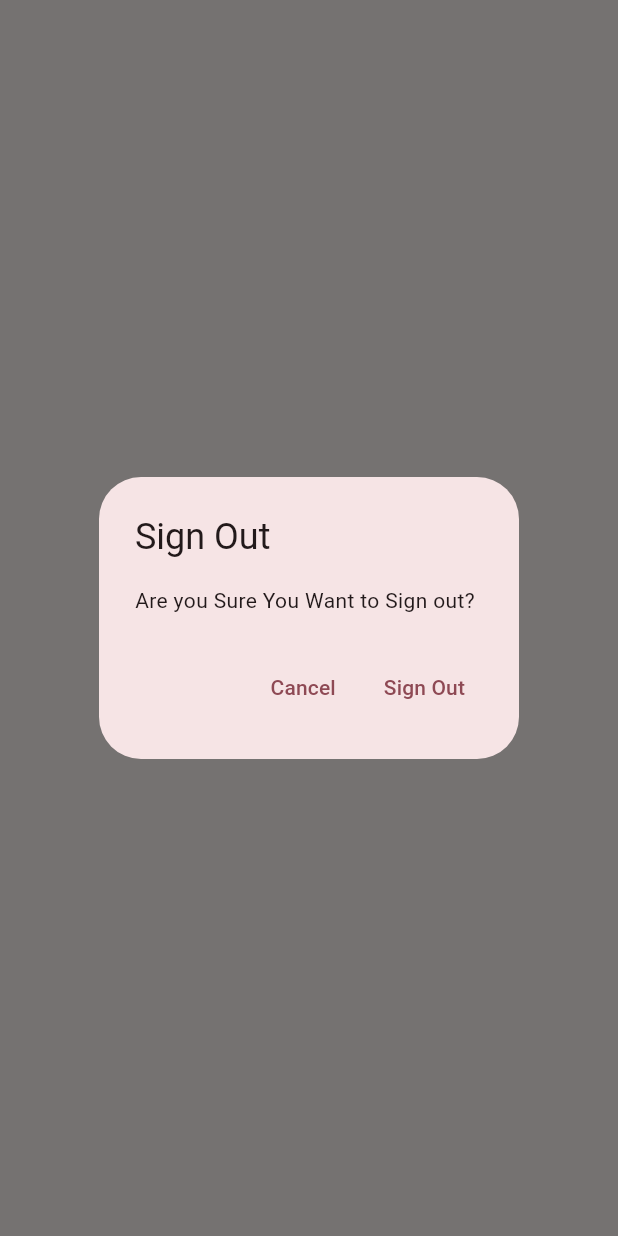
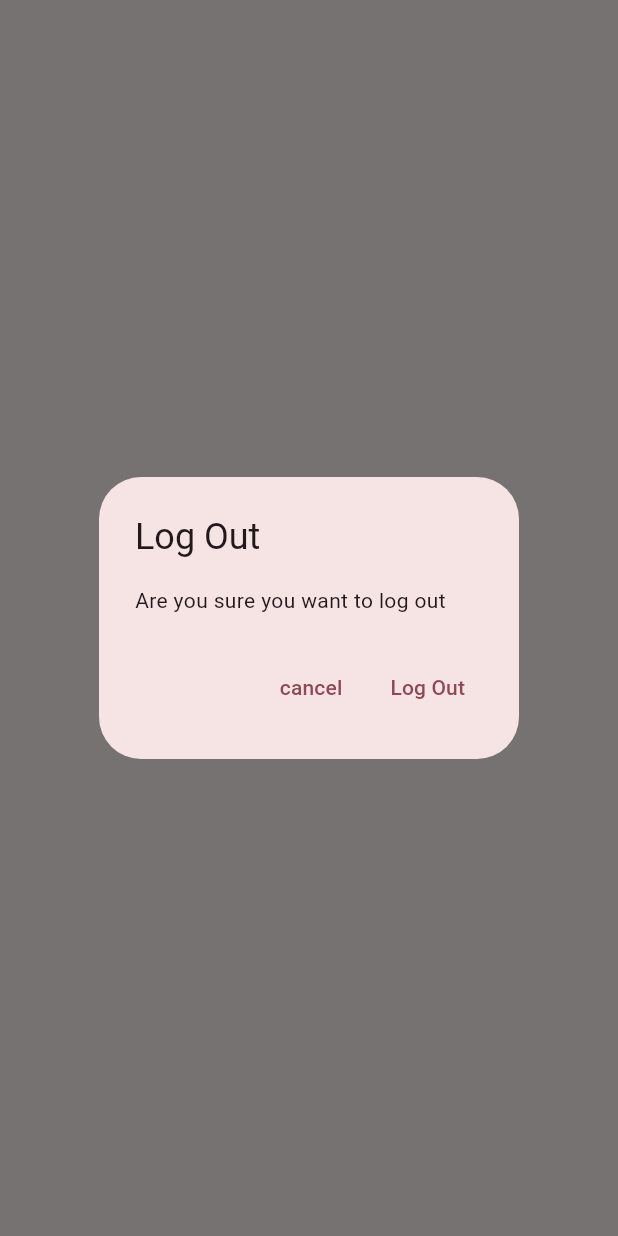
Before and after one commit to gouthamsricharan/Rasko, a Flutter app: what showLogOutDialog() shows on an empty page, opened directly, on a phone screen of 412 x 824 dp. Run offline on Flutter 3.47's test engine with Material 3 defaults, Android fonts, the phone set to English and light mode, and no system bars; our stand-ins replace firebase_auth, firebase_core, sqflite; accounts and stored records are empty; network calls fail.

Commit message:
changes done for note deletion

```diff
--- /dev/null
+++ b/lib/utilities/dialogs/generic_dialog.dart
@@ -0,0 +1,33 @@
+import 'package:flutter/material.dart';
+
+typedef DialogOptionBuilder<T> = Map<String, T?> Function();
+
+Future<T?> showGenericDialog<T>({
+  required BuildContext context,
+  required String title,
+  required String content,
+  required DialogOptionBuilder optionsBuilder,
+}) {
+  final options = optionsBuilder();
+  return showDialog<T>(
+    context: context,
+    builder: (context) {
+      return AlertDialog(
+        title: Text(title),
+        content: Text(content),
+        actions: options.keys.map((optionsTitle) {
+          final value = options[optionsTitle];
+          return TextButton(
+              onPressed: () {
+                if (value != null) {
+                  Navigator.of(context).pop(value);
+                } else {
+                  Navigator.of(context).pop();
+                }
+              },
+              child: Text(optionsTitle));
+        }).toList(),
+      );
+    },
+  );
+}
--- /dev/null
+++ b/lib/utilities/dialogs/logout_dialog.dart
@@ -0,0 +1,16 @@
+import 'package:flutter/material.dart';
+import 'package:notesapp/utilities/dialogs/generic_dialog.dart';
+
+Future<bool> showLogOutDialog(BuildContext context) {
+  return showGenericDialog<bool>(
+    context: context,
+    title: "Log Out",
+    content: "Are you sure you want to log out",
+    optionsBuilder: () => {
+      'cancel': false,
+      'Log Out': true,
+    },
+  ).then(
+    (value) => value ?? false,
+  );
+}
--- a/lib/views/login_view.dart
+++ b/lib/views/login_view.dart
@@ -5,7 +5,7 @@ import 'package:flutter/material.dart';
 import 'package:notesapp/constants/routes.dart';
 import 'package:notesapp/services/auth/auth_exceptions.dart';
 import 'package:notesapp/services/auth/auth_services.dart';
-import 'package:notesapp/utilities/show_error_dialog.dart';
+import 'package:notesapp/utilities/dialogs/error_dialog.dart';
 
 class LoginView extends StatefulWidget {
   const LoginView({super.key});
--- a/lib/views/notes/notes_view.dart
+++ b/lib/views/notes/notes_view.dart
@@ -1,10 +1,10 @@
-import 'dart:async';
-
 import 'package:flutter/material.dart';
 import 'package:notesapp/constants/routes.dart';
 import 'package:notesapp/enums/menu_actions.dart';
 import 'package:notesapp/services/auth/auth_services.dart';
 import 'package:notesapp/services/crud/notes_service.dart';
+import 'package:notesapp/utilities/dialogs/logout_dialog.dart';
+import 'package:notesapp/views/notes/notes_list_view.dart';
 
 class NotesView extends StatefulWidget {
   const NotesView({super.key});
@@ -82,18 +82,10 @@ class _NotesViewState extends State<NotesView> {
                     case ConnectionState.active:
                       if (snapshot.hasData) {
                         final allNotes = snapshot.data as List<DatabaseNote>;
-                        return ListView.builder(
-                          itemCount: allNotes.length,
-                          itemBuilder: (context, index) {
-                            final note = allNotes[index];
-                            return ListTile(
-                              title: Text(
-                                note.text,
-                                maxLines: 1,
-                                softWrap: true,
-                                overflow: TextOverflow.ellipsis,
-                              ),
-                            );
+                        return NotesListView(
+                          notes: allNotes,
+                          onDeleteNote: (note) async {
+                            await _notesService.deleteNote(id: note.id);
                           },
                         );
                       } else {
@@ -112,29 +104,3 @@ class _NotesViewState extends State<NotesView> {
     );
   }
 }
-
-Future<bool> showLogOutDialog(BuildContext context) {
-  return showDialog<bool>(
-    context: context,
-    builder: (context) {
-      return AlertDialog(
-        title: const Text('Sign Out'),
-        content: const Text('Are you Sure You Want to Sign out?'),
-        actions: [
-          TextButton(
-            onPressed: () {
-              Navigator.of(context).pop(false);
-            },
-            child: const Text('Cancel'),
-          ),
-          TextButton(
-            onPressed: () {
-              Navigator.of(context).pop(true);
-            },
-            child: const Text('Sign Out'),
-          ),
-        ],
-      );
-    },
-  ).then((value) => value ?? false);
-}
--- a/lib/views/register_view.dart
+++ b/lib/views/register_view.dart
@@ -6,7 +6,7 @@ import 'package:flutter/material.dart';
 import 'package:notesapp/constants/routes.dart';
 import 'package:notesapp/services/auth/auth_exceptions.dart';
 import 'package:notesapp/services/auth/auth_services.dart';
-import 'package:notesapp/utilities/show_error_dialog.dart';
+import 'package:notesapp/utilities/dialogs/error_dialog.dart';
 
 class RegisterView extends StatefulWidget {
   const RegisterView({super.key});
```
Also changed, not shown: lib/utilities/dialogs/delete_dialog.dart (added, +16 -0 lines), lib/utilities/dialogs/error_dialog.dart (added, +16 -0 lines), lib/utilities/show_error_dialog.dart (deleted, +0 -24 lines), lib/views/notes/notes_list_view.dart (added, +43 -0 lines).
